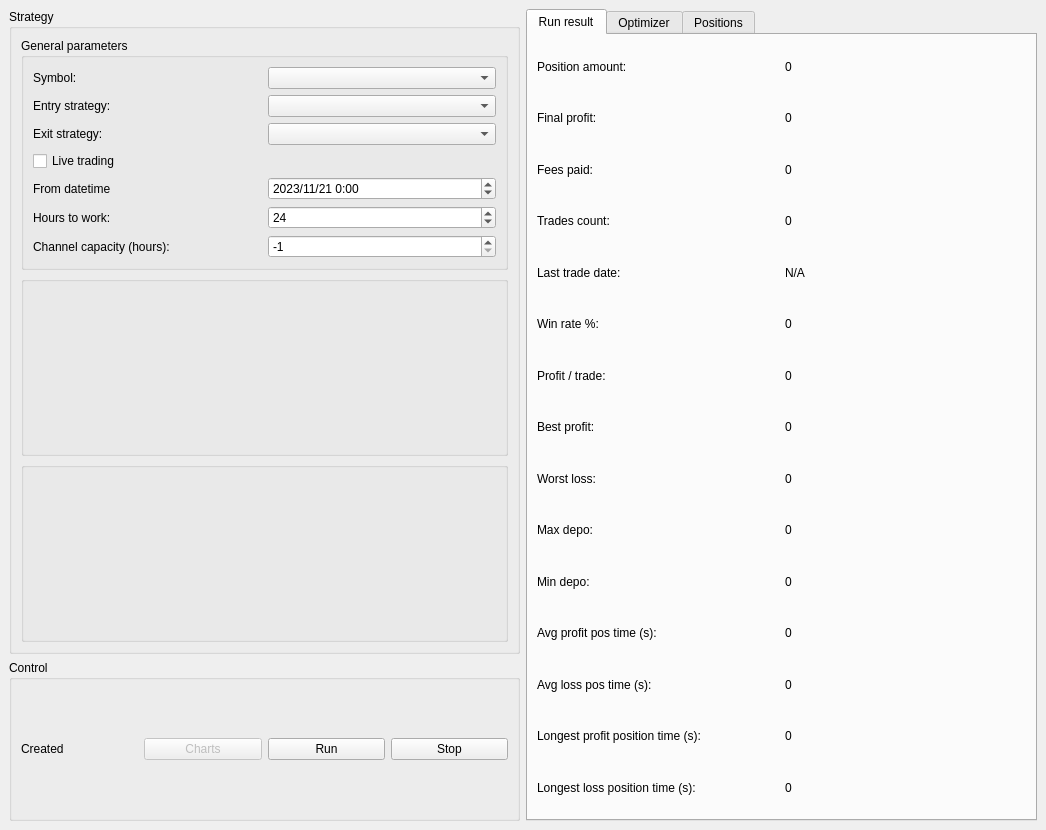
This is frontend/mainwindow.ui in 84k491/crypto_cpp as Qt 5 draws it before an edit. The edited form follows.
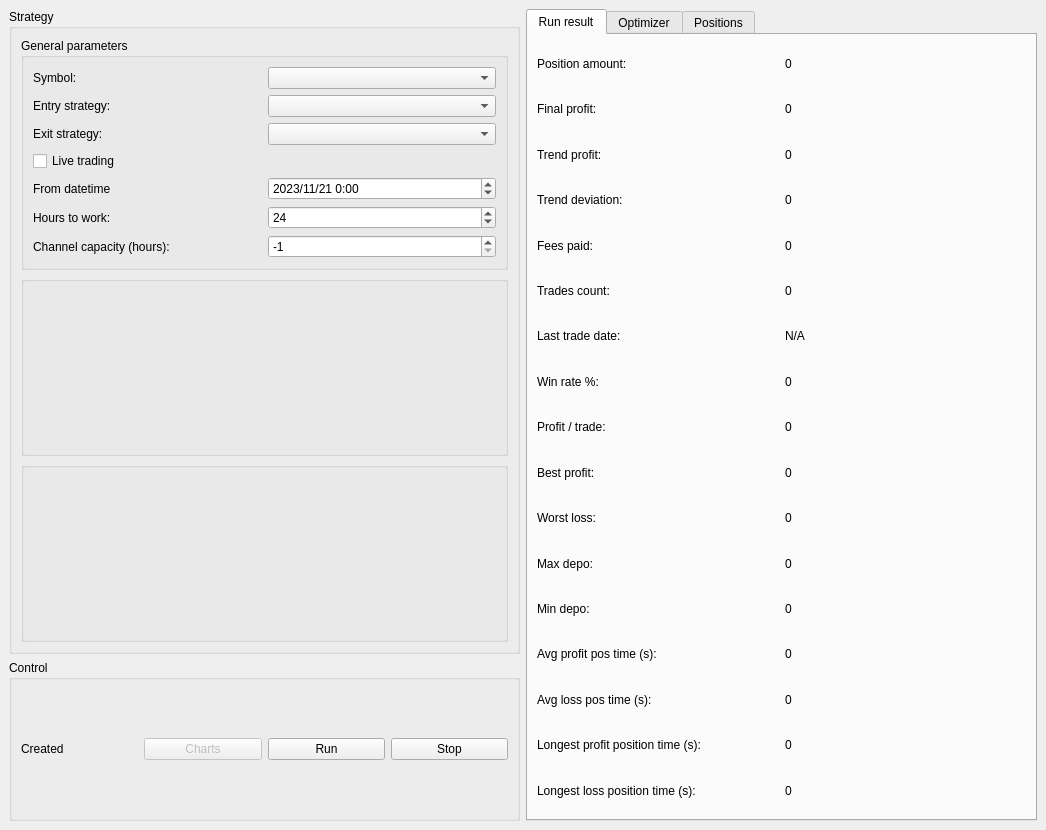
This is the edited form. Custom widgets are drawn as their Qt base class.

Commit message: Render depo trend on charts

```diff
--- a/frontend/mainwindow.ui
+++ b/frontend/mainwindow.ui
@@ -291,6 +291,42 @@
           </item>
          </layout>
         </item>
+        <item>
+         <layout class="QHBoxLayout" name="horizontalLayout_25">
+          <item>
+           <widget class="QLabel" name="label_23">
+            <property name="text">
+             <string>Trend profit:</string>
+            </property>
+           </widget>
+          </item>
+          <item>
+           <widget class="QLabel" name="lb_trend_profit">
+            <property name="text">
+             <string>0</string>
+            </property>
+           </widget>
+          </item>
+         </layout>
+        </item>
+        <item>
+         <layout class="QHBoxLayout" name="horizontalLayout_26">
+          <item>
+           <widget class="QLabel" name="label_24">
+            <property name="text">
+             <string>Trend deviation:</string>
+            </property>
+           </widget>
+          </item>
+          <item>
+           <widget class="QLabel" name="lb_trend_deviation">
+            <property name="text">
+             <string>0</string>
+            </property>
+           </widget>
+          </item>
+         </layout>
+        </item>
         <item>
          <layout class="QHBoxLayout" name="horizontalLayout_11">
           <item>
```
The commit also changes 11 other files.
